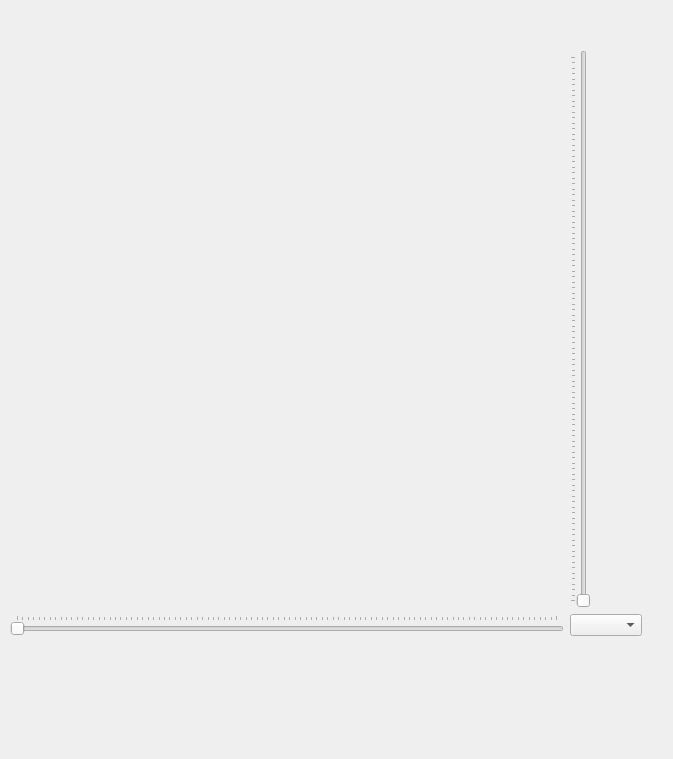
Old version of the form ui/lab_2.ui in the repository ChMcg/CG.
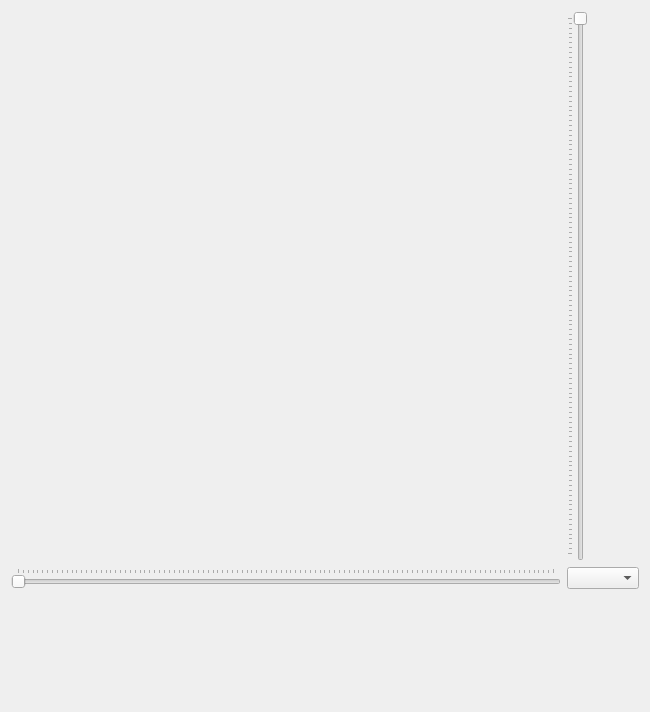
New version of the form.

Diff of the .ui file:
```diff
--- a/ui/lab_2.ui
+++ b/ui/lab_2.ui
@@ -6,58 +6,89 @@
    <rect>
     <x>0</x>
     <y>0</y>
-    <width>673</width>
-    <height>759</height>
+    <width>648</width>
+    <height>712</height>
    </rect>
   </property>
   <property name="windowTitle">
    <string>Form</string>
   </property>
-  <widget class="QWidget" name="">
-   <property name="geometry">
-    <rect>
-     <x>10</x>
-     <y>50</y>
-     <width>632</width>
-     <height>586</height>
-    </rect>
-   </property>
+  <layout class="QVBoxLayout" name="verticalLayout">
+   <item>
    <layout class="QGridLayout" name="gridLayout">
-    <item row="0" column="0">
-     <widget class="QWidget" name="drawArea" native="true">
-      <property name="minimumSize">
-       <size>
-        <width>550</width>
-        <height>550</height>
-       </size>
-      </property>
-     </widget>
-    </item>
-    <item row="0" column="1">
-     <widget class="QSlider" name="verticalSlider">
-      <property name="orientation">
-       <enum>Qt::Vertical</enum>
-      </property>
-      <property name="tickPosition">
-       <enum>QSlider::TicksAbove</enum>
-      </property>
-     </widget>
-    </item>
+     <property name="spacing">
+      <number>6</number>
+     </property>
     <item row="1" column="0">
      <widget class="QSlider" name="horizontalSlider">
+       <property name="maximum">
+        <number>550</number>
+       </property>
       <property name="orientation">
        <enum>Qt::Horizontal</enum>
       </property>
       <property name="tickPosition">
        <enum>QSlider::TicksAbove</enum>
       </property>
+       <property name="tickInterval">
+        <number>5</number>
+       </property>
      </widget>
     </item>
     <item row="1" column="1">
      <widget class="QComboBox" name="comboBox"/>
     </item>
-   </layout>
-  </widget>
+     <item row="0" column="1">
+      <widget class="QSlider" name="verticalSlider">
+       <property name="layoutDirection">
+        <enum>Qt::LeftToRight</enum>
+       </property>
+       <property name="maximum">
+        <number>550</number>
+       </property>
+       <property name="orientation">
+        <enum>Qt::Vertical</enum>
+       </property>
+       <property name="invertedAppearance">
+        <bool>true</bool>
+       </property>
+       <property name="invertedControls">
+        <bool>false</bool>
+       </property>
+       <property name="tickPosition">
+        <enum>QSlider::TicksAbove</enum>
+       </property>
+       <property name="tickInterval">
+        <number>5</number>
+       </property>
+      </widget>
+     </item>
+     <item row="0" column="0">
+      <widget class="QWidget" name="drawArea" native="true">
+       <property name="minimumSize">
+        <size>
+         <width>550</width>
+         <height>550</height>
+        </size>
+       </property>
+      </widget>
+     </item>
+    </layout>
+   </item>
+   <item>
+    <spacer name="verticalSpacer">
+     <property name="orientation">
+      <enum>Qt::Vertical</enum>
+     </property>
+     <property name="sizeHint" stdset="0">
+      <size>
+       <width>20</width>
+       <height>40</height>
+      </size>
+     </property>
+    </spacer>
+   </item>
+  </layout>
  </widget>
  <resources/>
  <connections/>
```
Lines whose indentation alone changed are shown as unchanged.
